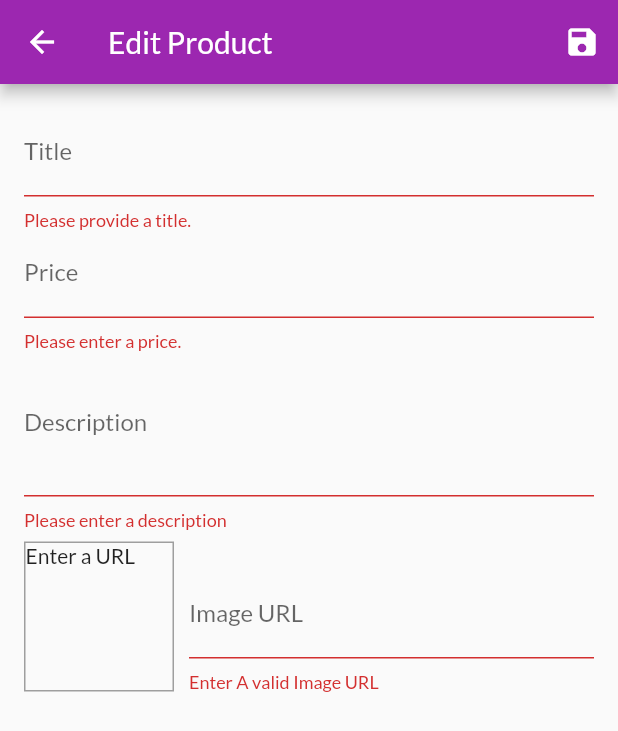
After one commit to tarafat/shopapp, a Flutter app: the EditProductScreen screen opened by its route, after a tap on the "save" icon, on a phone screen of 412 x 824 dp. The commit adds this screen. Shown: the top 731 px of the screen. Run offline on Flutter 3.47's test engine with Material 2 defaults, Android fonts, the phone set to English and light mode, and no system bars; missing offline and left inert: dart:ffi; network calls fail.

Commit message:
14 Jan 19

```diff
--- a/lib/main.dart
+++ b/lib/main.dart
@@ -1,5 +1,7 @@
 import 'package:flutter/material.dart';
 import 'package:provider/provider.dart';
+
+
 
 import './screens/product_overview_screen.dart';
 import './providers/products.dart';
@@ -8,6 +10,8 @@ import './providers/cart.dart';
 import './screens/cart_screen.dart';
 import './providers/orders.dart';
 import './screens/order_screen.dart';
+import './screens/user_products_screen.dart';
+import './screens/edit_product_screen.dart';
 
 void main() => runApp(MyApp());
 
@@ -38,6 +42,8 @@ class MyApp extends StatelessWidget {
           ProductDetailScreen.routeName: (ctx) => ProductDetailScreen(),
           CartScreen.routeName: (ctx) => CartScreen(),
           OrderScreen.routeName: (ctx) => OrderScreen(),
+          UserProductScreen.routeName: (ctx) => UserProductScreen(),
+          EditProductScreen.routeName: (ctx) => EditProductScreen(),
         },
       ),
     );
--- /dev/null
+++ b/lib/screens/edit_product_screen.dart
@@ -0,0 +1,218 @@
+import 'dart:ffi';
+
+import 'package:flutter/material.dart';
+import 'package:shopapp/providers/product.dart';
+
+import '../providers/products.dart';
+
+class EditProductScreen extends StatefulWidget {
+  static final routeName = '/Edit-Product';
+  @override
+  _EditProductScreenState createState() => _EditProductScreenState();
+}
+
+class _EditProductScreenState extends State<EditProductScreen> {
+  final _priceFocusNode = FocusNode();
+  final _descriptionFocusNode = FocusNode();
+  final _imageUrlFocusNode = FocusNode();
+  final _imageUrlCntroller = TextEditingController();
+  final _form = GlobalKey<FormState>();
+  var _editedProduct = Product(
+    id: null,
+    title: '',
+    price: 0,
+    description: '',
+    imageUrl: '',
+  );
+
+  @override
+  void dispose() {
+    // TODO: implement dispose
+    _imageUrlFocusNode.removeListener(_imageUrlfocus);
+    _priceFocusNode.dispose();
+    _imageUrlFocusNode.dispose();
+    _descriptionFocusNode.dispose();
+    _imageUrlCntroller.dispose();
+    super.dispose();
+  }
+
+  @override
+  void initState() {
+    _imageUrlFocusNode.addListener(_imageUrlfocus);
+    super.initState();
+  }
+
+  void _imageUrlfocus() {
+    if (!_imageUrlFocusNode.hasFocus) {
+      setState(() {});
+    }
+  }
+
+  void _saveForm() {
+    final _isValid = _form.currentState.validate();
+    if (!_isValid) {
+      return;
+    }
+    _form.currentState.save();
+    print(_editedProduct.title);
+    print(_editedProduct.description);
+    print(_editedProduct.price);
+    print(_editedProduct.imageUrl);
+  }
+
+  @override
+  Widget build(BuildContext context) {
+    return Scaffold(
+      appBar: AppBar(
+        title: Text('Edit Product'),
+        actions: <Widget>[
+          IconButton(
+            icon: Icon(Icons.save),
+            onPressed: _saveForm,
+          )
+        ],
+      ),
+      body: Padding(
+        padding: EdgeInsets.all(16),
+        child: Form(
+          key: _form,
+          child: ListView(
+            children: <Widget>[
+              TextFormField(
+                decoration: InputDecoration(labelText: 'Title'),
+                textInputAction: TextInputAction.next,
+                onFieldSubmitted: (_) {
+                  FocusScope.of(context).requestFocus(_priceFocusNode);
+                },
+                onSaved: (value) {
+                  _editedProduct = Product(
+                    title: value,
+                    price: _editedProduct.price,
+                    description: _editedProduct.description,
+                    imageUrl: _editedProduct.imageUrl,
+                    id: _editedProduct.id,
+                  );
+                },
+                validator: (value) {
+                  if (value.isEmpty) {
+                    return 'Please provide a title.';
+                  }
+                  return null;
+                },
+              ),
+              TextFormField(
+                decoration: InputDecoration(labelText: 'Price'),
+                keyboardType: TextInputType.number,
+                textInputAction: TextInputAction.next,
+                focusNode: _priceFocusNode,
+                onFieldSubmitted: (_) {
+                  FocusScope.of(context).requestFocus(_descriptionFocusNode);
+                },
+                onSaved: (value) {
+                  _editedProduct = Product(
+                    title: _editedProduct.title,
+                    price: double.parse(value),
+                    description: _editedProduct.description,
+                    imageUrl: _editedProduct.imageUrl,
+                    id: _editedProduct.id,
+                  );
+                },
+                validator: (value) {
+                  if (value.isEmpty) {
+                    return 'Please enter a price.';
+                  } else if (double.tryParse(value) == null) {
+                    return 'Please Insert Valid number';
+                  } else if (double.parse(value) <= 0) {
+                    return 'Price Can\'t be or less then zero';
+                  } else {
+                    return null;
+                  }
+                },
+              ),
+              TextFormField(
+                decoration: InputDecoration(labelText: 'Description'),
+                maxLines: 3,
+                keyboardType: TextInputType.multiline,
+                focusNode: _descriptionFocusNode,
+                onSaved: (value) {
+                  _editedProduct = Product(
+                    title: _editedProduct.title,
+                    price: _editedProduct.price,
+                    description: value,
+                    imageUrl: _editedProduct.imageUrl,
+                    id: _editedProduct.id,
+                  );
+                },
+                validator: (value) {
+                  if (value.isEmpty) {
+                    return 'Please enter a description';
+                  } else if (value.length < 10) {
+                    return 'Enter a proper description';
+                  } else {
+                    return null;
+                  }
+                },
+              ),
+              Row(
+                crossAxisAlignment: CrossAxisAlignment.end,
+                children: <Widget>[
+                  Container(
+                    width: 100,
+                    height: 100,
+                    margin: EdgeInsets.only(top: 8, right: 10),
+                    decoration: BoxDecoration(
+                      border: Border.all(
+                        width: 1,
+                        color: Colors.grey,
+                      ),
+                    ),
+                    child: _imageUrlCntroller.text.isEmpty
+                        ? Text('Enter a URL')
+                        : FittedBox(
+                            child: Image.network(_imageUrlCntroller.text),
+                            fit: BoxFit.cover,
+                          ),
+                  ),
+                  Expanded(
+                    child: TextFormField(
+                      decoration: InputDecoration(labelText: 'Image URL'),
+                      keyboardType: TextInputType
+                          .url, //https://img1.cfcdn.club/f3/74/f3fa12b0757719848b5b0d878f84e774_800x800.jpg
+                      textInputAction: TextInputAction.done,
+                      focusNode: _imageUrlFocusNode,
+                      controller: _imageUrlCntroller,
+                      onFieldSubmitted: (_) {
+                        _saveForm();
+                      },
+                      onSaved: (value) {
+                        _editedProduct = Product(
+                          title: _editedProduct.title,
+                          price: _editedProduct.price,
+                          description: _editedProduct.description,
+                          imageUrl: value,
+                          id: _editedProduct.id,
+                        );
+                      },
+                      validator: (value) {
+                        if (value.isEmpty ||
+                            (!value.startsWith('http') &&
+                                !value.startsWith('https')) ||
+                            (!value.endsWith('.png') &&
+                                (!value.endsWith('.jpg') &&
+                                    (!value.endsWith('.jpeg'))))) {
+                          return 'Enter A valid Image URL';
+                        } else {
+                          return null;
+                        }
+                      },
+                    ),
+                  ),
+                ],
+              ),
+            ],
+          ),
+        ),
+      ),
+    );
+  }
+}
--- a/lib/widgets/app_drawer.dart
+++ b/lib/widgets/app_drawer.dart
@@ -1,6 +1,7 @@
 import 'package:flutter/material.dart';
 
 import '../screens/order_screen.dart';
+import '../screens/user_products_screen.dart';
 
 class AppDrawer extends StatelessWidget {
   @override
@@ -28,6 +29,15 @@ class AppDrawer extends StatelessWidget {
               Navigator.of(context).pushReplacementNamed(OrderScreen.routeName);
             },
           ),
+          Divider(),
+          ListTile(
+            leading: Icon(Icons.edit),
+            title: Text('Manage Products'),
+            onTap: () {
+              Navigator.of(context)
+                  .pushReplacementNamed(UserProductScreen.routeName);
+            },
+          ),
         ],
       ),
     );
```
Also changed, not shown: lib/providers/cart.dart (+19 -0 lines), lib/screens/user_products_screen.dart (added, +45 -0 lines), lib/widgets/cart_item.dart (+25 -2 lines), lib/widgets/product_item.dart (+17 -1 lines), lib/widgets/user_product_item.dart (added, +34 -0 lines).
